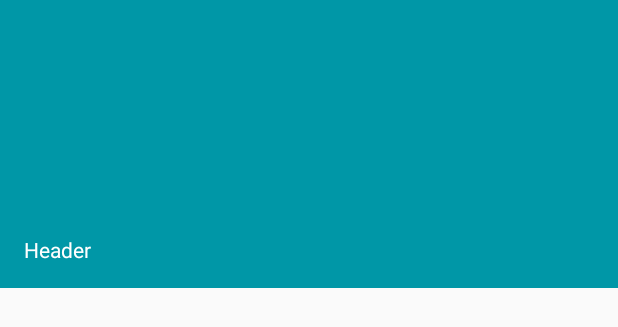
After one commit to mathildegui/WeatherAndroid, an Android app: the layout nav_header.xml on its own in the app's theme, with its tools: preview values and no code run, on a phone screen of 412 x 824 dp. The commit adds this screen. Shown: the top 327 px of the screen. Run offline under Robolectric (Android 15) with nearby library versions, the phone set to English and light mode, and no system bars.

```diff
--- a/app/src/main/res/layout/drawer_layout.xml
+++ b/app/src/main/res/layout/drawer_layout.xml
@@ -8,13 +8,13 @@
         android:id="@+id/list"
         android:layout_width="wrap_content"
         android:layout_height="wrap_content"
-        android:layout_margin="10dp"
+        android:layout_margin="30dp"
         android:text="Liste"/>
     <TextView
         android:id="@+id/chart"
         android:layout_width="wrap_content"
         android:layout_height="wrap_content"
-        android:layout_margin="10dp"
+        android:layout_margin="30dp"
         android:text="Graphique"/>
 
     <!-- The navigation drawer -->
--- /dev/null
+++ b/app/src/main/res/layout/nav_header.xml
@@ -0,0 +1,17 @@
+<LinearLayout xmlns:android="http://schemas.android.com/apk/res/android"
+    android:layout_width="match_parent"
+    android:layout_height="192dp"
+    android:background="?attr/colorPrimaryDark"
+    android:padding="16dp"
+    android:theme="@style/ThemeOverlay.AppCompat.Dark"
+    android:orientation="vertical"
+    android:gravity="bottom">
+
+    <TextView
+        android:layout_width="match_parent"
+        android:layout_height="wrap_content"
+        android:text="Header"
+        android:textColor="@android:color/white"
+        android:textAppearance="@style/TextAppearance.AppCompat.Body1"/>
+
+</LinearLayout>
--- a/app/src/main/res/values/styles.xml
+++ b/app/src/main/res/values/styles.xml
@@ -1,7 +1,8 @@
 <resources>
 
     <!-- Base application theme. -->
-    <style name="AppTheme" parent="Theme.AppCompat.Light.DarkActionBar">
+    <!--<style name="AppTheme" parent="Theme.AppCompat.Light.DarkActionBar">-->
+    <style name="AppTheme" parent="Theme.AppCompat.Light.NoActionBar">
         <!-- Customize your theme here. -->
         <item name="colorPrimary">@color/colorPrimary</item>
         <item name="colorPrimaryDark">@color/colorPrimaryDark</item>
```
Also changed, not shown: app/src/main/java/com/mathildeguillossou/weathersensor/activity/MainActivity.java (+38 -21 lines), app/src/main/res/layout/activity_main.xml (+11 -57 lines), app/src/main/res/menu/drawer_view.xml (added, +17 -0 lines), app/src/main/res/menu/menu_main.xml (deleted, +0 -10 lines).
